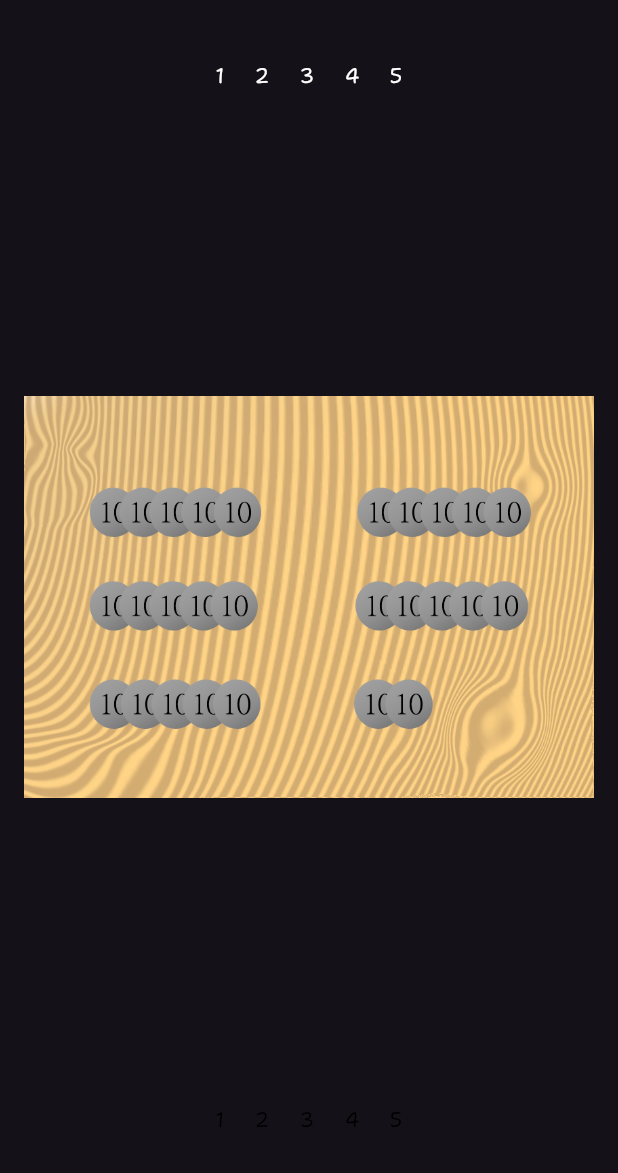
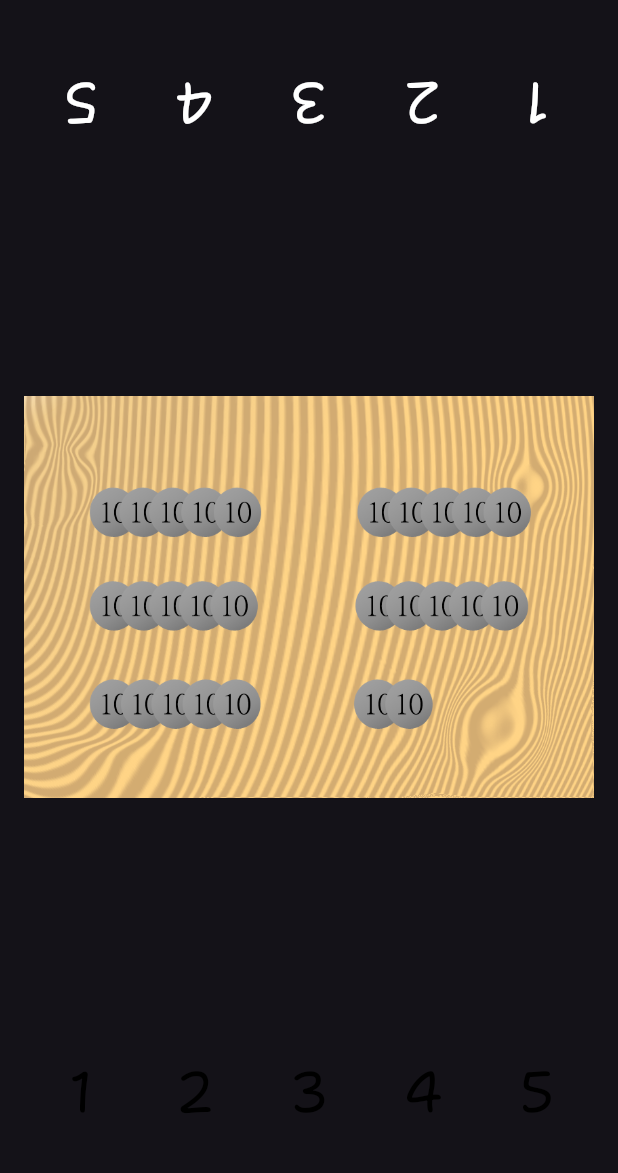
Before and after one commit to XunZhang-anson/website, a Flutter app: the Coin3Page screen opened by its route, on a phone screen of 412 x 824 dp, the part 63-1236 px from its top. Run offline on Flutter 3.47's test engine with Material 2 defaults, Android fonts, the light colour scheme and no system bars; our stand-ins replace animated_text_kit; missing offline and left inert: chat_gpt_sdk; project files that could hold a hidden picture were left out.

Commit message:
Update countcoin3.dart

```diff
--- a/lib/pages/countcoin3.dart
+++ b/lib/pages/countcoin3.dart
@@ -23,16 +23,15 @@ class _Coin3PageState extends State<Coin3Page> {
     setState(() {
       _count = Random().nextInt(16) + 15;
       _switch();
-      /*_guessNumber = null;
-      _guessesLeft = 5;
-      _hintText = '從一個1~100猜一個數字(有5次機會)';
-      _textEditingController.clear();*/
     });
   }
 
   double mathIconWidth() {
     var width = MediaQuery.of(context).size.width;
-    return (width - 16) / 4;
+    if (width > 640) {
+      return (640 - 32) / 7;
+    }
+    return (width - 32) / 5;
   }
 
   Widget build(BuildContext context) {
@@ -52,12 +51,20 @@ class _Coin3PageState extends State<Coin3Page> {
                       // Expanded(flex: 1, child: Container(color: Colors.red)),
                       Expanded(
                           flex: 0,
+                          child: RotatedBox(
+                              quarterTurns: 2,
                               child: Row(
                                 mainAxisAlignment: MainAxisAlignment.center,
                                 children: [
-                              InkWell(
-                                  borderRadius: BorderRadius.circular(100),
-                                  onTap: _player || _count < 1 || _number == 1
+                                  SizedBox(
+                                    width: mathIconWidth(),
+                                    height: mathIconWidth(),
+                                    child: InkWell(
+                                        borderRadius:
+                                            BorderRadius.circular(100),
+                                        onTap: _player ||
+                                                _count < 1 ||
+                                                _number == 1
                                             ? null
                                             : () {
                                                 setState(() {
@@ -66,8 +73,7 @@ class _Coin3PageState extends State<Coin3Page> {
                                                   _switch();
                                                 });
                                               },
-                                  child: Padding(
-                                    padding: EdgeInsets.all(10),
+                                        child: Center(
                                           child: Text(
                                             '1',
                                             style: TextStyle(
@@ -76,12 +82,20 @@ class _Coin3PageState extends State<Coin3Page> {
                                                       _number == 1
                                                   ? Colors.black
                                                   : Colors.white,
+                                              fontSize: mathIconWidth() / 2,
                                             ),
                                           ),
                                         )),
-                              InkWell(
-                                  borderRadius: BorderRadius.circular(100),
-                                  onTap: _number == 2 || _player || _count < 2
+                                  ),
+                                  SizedBox(
+                                    width: mathIconWidth(),
+                                    height: mathIconWidth(),
+                                    child: InkWell(
+                                        borderRadius:
+                                            BorderRadius.circular(100),
+                                        onTap: _number == 2 ||
+                                                _player ||
+                                                _count < 2
                                             ? null
                                             : () {
                                                 setState(() {
@@ -90,8 +104,7 @@ class _Coin3PageState extends State<Coin3Page> {
                                                   _switch();
                                                 });
                                               },
-                                  child: Padding(
-                                    padding: EdgeInsets.all(10),
+                                        child: Center(
                                           child: Text(
                                             '2',
                                             style: TextStyle(
@@ -100,12 +113,20 @@ class _Coin3PageState extends State<Coin3Page> {
                                                       _count < 2
                                                   ? Colors.black
                                                   : Colors.white,
+                                              fontSize: mathIconWidth() / 2,
                                             ),
                                           ),
                                         )),
-                              InkWell(
-                                  borderRadius: BorderRadius.circular(100),
-                                  onTap: _number == 3 || _player || _count < 3
+                                  ),
+                                  SizedBox(
+                                    width: mathIconWidth(),
+                                    height: mathIconWidth(),
+                                    child: InkWell(
+                                        borderRadius:
+                                            BorderRadius.circular(100),
+                                        onTap: _number == 3 ||
+                                                _player ||
+                                                _count < 3
                                             ? null
                                             : () {
                                                 setState(() {
@@ -114,8 +135,7 @@ class _Coin3PageState extends State<Coin3Page> {
                                                   _switch();
                                                 });
                                               },
-                                  child: Padding(
-                                    padding: EdgeInsets.all(10),
+                                        child: Center(
                                           child: Text(
                                             '3',
                                             style: TextStyle(
@@ -124,12 +144,20 @@ class _Coin3PageState extends State<Coin3Page> {
                                                       _count < 3
                                                   ? Colors.black
                                                   : Colors.white,
+                                              fontSize: mathIconWidth() / 2,
                                             ),
                                           ),
                                         )),
-                              InkWell(
-                                  borderRadius: BorderRadius.circular(100),
-                                  onTap: _number == 4 || _player || _count < 4
+                                  ),
+                                  SizedBox(
+                                    width: mathIconWidth(),
+                                    height: mathIconWidth(),
+                                    child: InkWell(
+                                        borderRadius:
+                                            BorderRadius.circular(100),
+                                        onTap: _number == 4 ||
+                                                _player ||
+                                                _count < 4
                                             ? null
                                             : () {
                                                 setState(() {
@@ -138,8 +166,7 @@ class _Coin3PageState extends State<Coin3Page> {
                                                   _switch();
                                                 });
                                               },
-                                  child: Padding(
-                                    padding: EdgeInsets.all(10),
+                                        child: Center(
                                           child: Text(
                                             '4',
                                             style: TextStyle(
@@ -148,12 +175,20 @@ class _Coin3PageState extends State<Coin3Page> {
                                                       _count < 4
                                                   ? Colors.black
                                                   : Colors.white,
+                                              fontSize: mathIconWidth() / 2,
                                             ),
                                           ),
                                         )),
-                              InkWell(
-                                  borderRadius: BorderRadius.circular(100),
-                                  onTap: _number == 5 || _player || _count < 5
+                                  ),
+                                  SizedBox(
+                                    width: mathIconWidth(),
+                                    height: mathIconWidth(),
+                                    child: InkWell(
+                                        borderRadius:
+                                            BorderRadius.circular(100),
+                                        onTap: _number == 5 ||
+                                                _player ||
+                                                _count < 5
                                             ? null
                                             : () {
                                                 setState(() {
@@ -162,8 +197,7 @@ class _Coin3PageState extends State<Coin3Page> {
                                                   _switch();
                                                 });
                                               },
-                                  child: Padding(
-                                    padding: EdgeInsets.all(10),
+                                        child: Center(
                                           child: Text(
                                             '5',
                                             style: TextStyle(
@@ -172,11 +206,13 @@ class _Coin3PageState extends State<Coin3Page> {
                                                       _count < 5
                                                   ? Colors.black
                                                   : Colors.white,
+                                              fontSize: mathIconWidth() / 2,
                                             ),
                                           ),
                                         )),
+                                  )
                                 ],
-                          )),
+                              ))),
                       Expanded(
                           flex: 5,
                           child: Container(
@@ -187,9 +223,13 @@ class _Coin3PageState extends State<Coin3Page> {
                           child: Row(
                             mainAxisAlignment: MainAxisAlignment.center,
                             children: [
-                              InkWell(
+                              SizedBox(
+                                width: mathIconWidth(),
+                                height: mathIconWidth(),
+                                child: InkWell(
                                     borderRadius: BorderRadius.circular(100),
-                                  onTap: !_player || _count < 1 || _number == 1
+                                    onTap:
+                                        !_player || _count < 1 || _number == 1
                                             ? null
                                             : () {
                                                 setState(() {
@@ -198,8 +238,7 @@ class _Coin3PageState extends State<Coin3Page> {
                                                   _switch();
                                                 });
                                               },
-                                  child: Padding(
-                                    padding: EdgeInsets.all(10),
+                                    child: Center(
                                       child: Text(
                                         '1',
                                         style: TextStyle(
@@ -208,12 +247,18 @@ class _Coin3PageState extends State<Coin3Page> {
                                                   _number == 1
                                               ? Colors.black
                                               : Colors.white,
+                                          fontSize: mathIconWidth() / 2,
                                         ),
                                       ),
                                     )),
-                              InkWell(
+                              ),
+                              SizedBox(
+                                width: mathIconWidth(),
+                                height: mathIconWidth(),
+                                child: InkWell(
                                     borderRadius: BorderRadius.circular(100),
-                                  onTap: _number == 2 || !_player || _count < 2
+                                    onTap:
+                                        _number == 2 || !_player || _count < 2
                                             ? null
                                             : () {
                                                 setState(() {
@@ -222,8 +267,7 @@ class _Coin3PageState extends State<Coin3Page> {
                                                   _switch();
                                                 });
                                               },
-                                  child: Padding(
-                                    padding: EdgeInsets.all(10),
+                                    child: Center(
                                       child: Text(
                                         '2',
                                         style: TextStyle(
@@ -232,12 +276,18 @@ class _Coin3PageState extends State<Coin3Page> {
                                                   _count < 2
                                               ? Colors.black
                                               : Colors.white,
+                                          fontSize: mathIconWidth() / 2,
                                         ),
                                       ),
                                     )),
-                              InkWell(
+                              ),
+                              SizedBox(
+                                width: mathIconWidth(),
+                                height: mathIconWidth(),
+                                child: InkWell(
                                     borderRadius: BorderRadius.circular(100),
-                                  onTap: _number == 3 || !_player || _count < 3
+                                    onTap:
+                                        _number == 3 || !_player || _count < 3
                                             ? null
                                             : () {
                                                 setState(() {
@@ -246,8 +296,7 @@ class _Coin3PageState extends State<Coin3Page> {
                                                   _switch();
                                                 });
                                               },
-                                  child: Padding(
-                                    padding: EdgeInsets.all(10),
+                                    child: Center(
                                       child: Text(
                                         '3',
                                         style: TextStyle(
@@ -256,12 +305,18 @@ class _Coin3PageState extends State<Coin3Page> {
                                                   _count < 3
                                               ? Colors.black
                                               : Colors.white,
+                                          fontSize: mathIconWidth() / 2,
                                         ),
                                       ),
                                     )),
-                              InkWell(
+                              ),
+                              SizedBox(
+                                width: mathIconWidth(),
+                                height: mathIconWidth(),
+                                child: InkWell(
                                     borderRadius: BorderRadius.circular(100),
-                                  onTap: _number == 4 || !_player || _count < 4
+                                    onTap:
+                                        _number == 4 || !_player || _count < 4
                                             ? null
                                             : () {
                                                 setState(() {
@@ -270,8 +325,7 @@ class _Coin3PageState extends State<Coin3Page> {
                                                   _switch();
                                                 });
                                               },
-                                  child: Padding(
-                                    padding: EdgeInsets.all(10),
+                                    child: Center(
                                       child: Text(
                                         '4',
                                         style: TextStyle(
@@ -280,12 +334,18 @@ class _Coin3PageState extends State<Coin3Page> {
                                                   _count < 4
                                               ? Colors.black
                                               : Colors.white,
+                                          fontSize: mathIconWidth() / 2,
                                         ),
                                       ),
                                     )),
-                              InkWell(
+                              ),
+                              SizedBox(
+                                width: mathIconWidth(),
+                                height: mathIconWidth(),
+                                child: InkWell(
                                     borderRadius: BorderRadius.circular(100),
-                                onTap: _number == 5 || !_player || _count < 5
+                                    onTap:
+                                        _number == 5 || !_player || _count < 5
                                             ? null
                                             : () {
                                                 setState(() {
@@ -294,18 +354,19 @@ class _Coin3PageState extends State<Coin3Page> {
                                                   _switch();
                                                 });
                                               },
-                                child: Padding(
-                                  padding: EdgeInsets.all(10),
+                                    child: Center(
                                       child: Text(
                                         '5',
                                         style: TextStyle(
-                                      color:
-                                          _number == 5 || !_player || _count < 5
+                                          color: _number == 5 ||
+                                                  !_player ||
+                                                  _count < 5
                                               ? Colors.black
                                               : Colors.white,
+                                          fontSize: mathIconWidth() / 2,
                                         ),
                                       ),
-                                ),
+                                    )),
                               )
                             ],
                           )),
```
Lines whose indentation alone changed are shown as unchanged.
